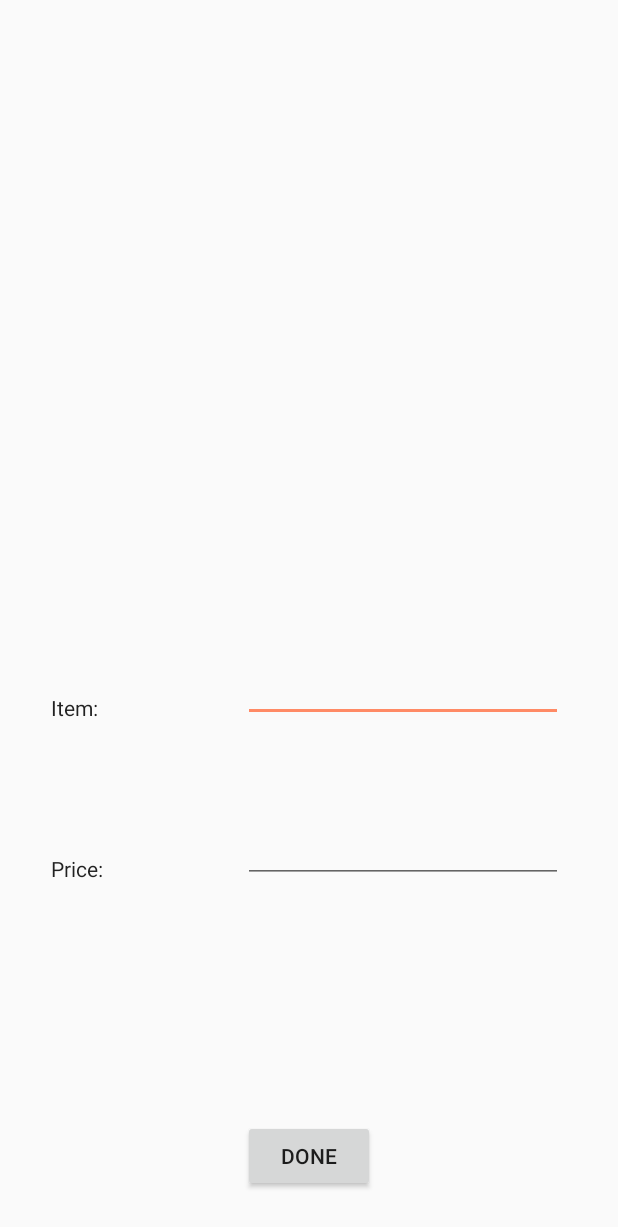
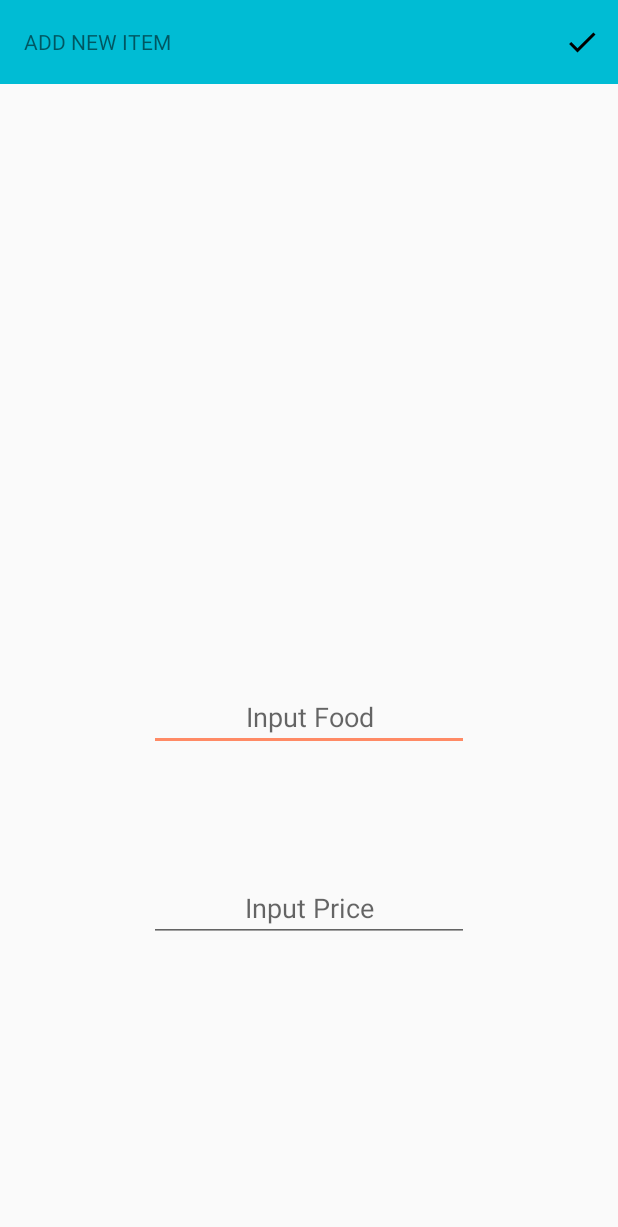
Before and after one commit to leifgrosswiler/Banana, an Android app: the AddOrder screen opened directly, with no data from a screen before it, on a phone screen of 412 x 824 dp. Shown: the top 1227 px of the screen. Run offline under Robolectric (Android 15) with nearby library versions, the phone set to English and light mode, and no system bars; our stand-ins replace CircleImageView.

Commit message:
Update add order screen

```diff
--- a/app/src/main/java/com/banana/banana/AddOrder.java
+++ b/app/src/main/java/com/banana/banana/AddOrder.java
@@ -3,18 +3,29 @@ package com.banana.banana;
 import android.content.Intent;
 import android.os.Bundle;
 import android.support.v7.app.AppCompatActivity;
-import android.view.View;
-import android.widget.Button;
+import android.support.v7.widget.Toolbar;
+import android.view.Menu;
+import android.view.MenuItem;
 import android.widget.EditText;
+import android.widget.TextView;
+
+import static com.banana.banana.R.menu.app_bar2_menu;
 
 public class AddOrder extends AppCompatActivity {
 
     private EditText addName;
     private EditText addPrice;
+    private Toolbar toolbar;
+
     @Override
     protected void onCreate(Bundle savedInstanceState) {
         super.onCreate(savedInstanceState);
         setContentView(R.layout.activity_add_order);
+
+        toolbar = (Toolbar) findViewById(R.id.app_bar);
+        setSupportActionBar(toolbar);
+        getSupportActionBar().setDisplayShowTitleEnabled(false);
+        ((TextView) toolbar.findViewById(R.id.name)).setText("ADD NEW ITEM");
 
         addName = (EditText) findViewById(R.id.addName);
         addPrice = (EditText) findViewById(R.id.addPrice);
@@ -23,11 +34,41 @@ public class AddOrder extends AppCompatActivity {
 
 
         // return back to EditReceipt
-        Button done = (Button) findViewById(R.id.addDone);
-        done.setOnClickListener(new View.OnClickListener() {
+//        Button done = (Button) findViewById(R.id.addDone);
+//        done.setOnClickListener(new View.OnClickListener() {
+//
+//            @Override
+//            public void onClick(View view) {
+//                Intent intentDone = new Intent(AddOrder.this, com.banana.banana.MainReceipt.class);
+//
+//                // temporary way to update original array list
+//                String newName = addName.getText().toString();
+//                String newPrice = addPrice.getText().toString();
+//
+//                if (EditReceipt.food == null) OrderData.add(newName, newPrice, 0);
+//                else OrderData.add(newName, newPrice, com.banana.banana.EditReceipt.food.length + 1);
+//
+//
+//                startActivity(intentDone);
+//                finish();
+//            }
+//        });
 
-            @Override
-            public void onClick(View view) {
+    }
+
+    @Override
+    public boolean onCreateOptionsMenu(Menu menu) {
+        // Inflate the menu; this adds items to the action bar if it is present.
+        getMenuInflater().inflate(app_bar2_menu, menu);
+        return true;
+    }
+
+
+    // App Bar Icons OnClick
+    @Override
+    public boolean onOptionsItemSelected(MenuItem item) {
+        switch (item.getItemId()) {
+            case R.id.check:
                 Intent intentDone = new Intent(AddOrder.this, com.banana.banana.MainReceipt.class);
 
                 // temporary way to update original array list
@@ -39,10 +80,10 @@ public class AddOrder extends AppCompatActivity {
 
 
                 startActivity(intentDone);
-                finish();
-            }
-        });
 
+            default:
+                return super.onOptionsItemSelected(item);
+        }
     }
 
 }
--- a/app/src/main/res/layout/activity_add_order.xml
+++ b/app/src/main/res/layout/activity_add_order.xml
@@ -3,6 +3,10 @@
     xmlns:tools="http://schemas.android.com/tools"
     android:layout_width="match_parent"
     android:layout_height="match_parent">
+
+    <include
+        android:id="@+id/app_bar"
+        layout="@layout/app_bar2" />
 
     <EditText
         android:id="@+id/addName"
@@ -11,10 +15,11 @@
         android:ems="10"
         android:inputType="textPersonName"
         android:text="Name"
+        android:layout_marginBottom="82dp"
+        android:hint="Input Food"
+        android:gravity="center"
         android:layout_above="@+id/addPrice"
-        android:layout_alignLeft="@+id/addDone"
-        android:layout_alignStart="@+id/addDone"
-        android:layout_marginBottom="62dp" />
+        android:layout_centerHorizontal="true" />
 
     <EditText
         android:id="@+id/addPrice"
@@ -23,40 +28,19 @@
         android:ems="10"
         android:inputType="textPersonName"
         android:text="Name"
-        android:layout_marginBottom="158dp"
-        android:layout_above="@+id/addDone"
-        android:layout_alignLeft="@+id/addName"
+        android:layout_marginBottom="196dp"
+        android:hint="Input Price"
+        android:gravity="center"
+        android:layout_alignParentBottom="true"
         android:layout_alignStart="@+id/addName" />
 
-    <Button
-        android:id="@+id/addDone"
-        android:layout_width="wrap_content"
-        android:layout_height="wrap_content"
-        android:layout_alignParentBottom="true"
-        android:layout_centerHorizontal="true"
-        android:layout_marginBottom="29dp"
-        android:text="@string/button_done" />
+    <!--<Button-->
+        <!--android:id="@+id/addDone"-->
+        <!--android:layout_width="wrap_content"-->
+        <!--android:layout_height="wrap_content"-->
+        <!--android:layout_alignParentBottom="true"-->
+        <!--android:layout_centerHorizontal="true"-->
+        <!--android:layout_marginBottom="29dp"-->
+        <!--android:text="@string/button_done" />-->
 
-    <TextView
-        android:id="@+id/itemName"
-        android:layout_width="wrap_content"
-        android:layout_height="wrap_content"
-        android:layout_alignBottom="@+id/addName"
-        android:layout_alignParentLeft="true"
-        android:layout_alignParentStart="true"
-        android:layout_marginLeft="34dp"
-        android:layout_marginStart="34dp"
-        android:text="@string/new_item"
-        android:textAppearance="@style/TextAppearance.AppCompat.Body1"
-        tools:text="@string/new_item" />
-
-    <TextView
-        android:id="@+id/itemPrice"
-        android:layout_width="wrap_content"
-        android:layout_height="wrap_content"
-        android:text="@string/new_price"
-        android:textAppearance="@style/TextAppearance.AppCompat.Body1"
-        android:layout_alignBottom="@+id/addPrice"
-        android:layout_alignLeft="@+id/itemName"
-        android:layout_alignStart="@+id/itemName" />
 </RelativeLayout>
```
Also changed, not shown: 1 other file.
